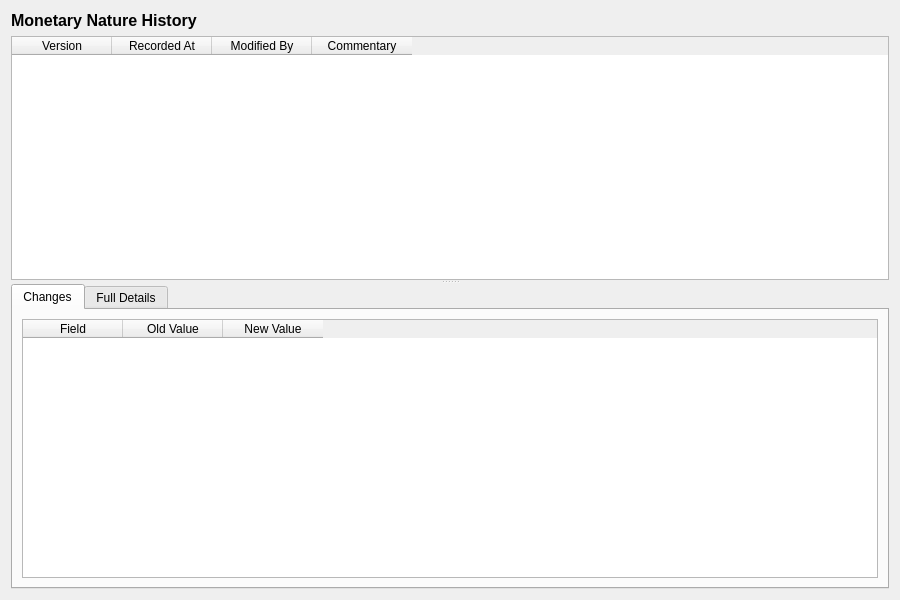
Old version of the form projects/ores.qt/ui/MonetaryNatureHistoryDialog.ui in the repository OreStudio/OreStudio.
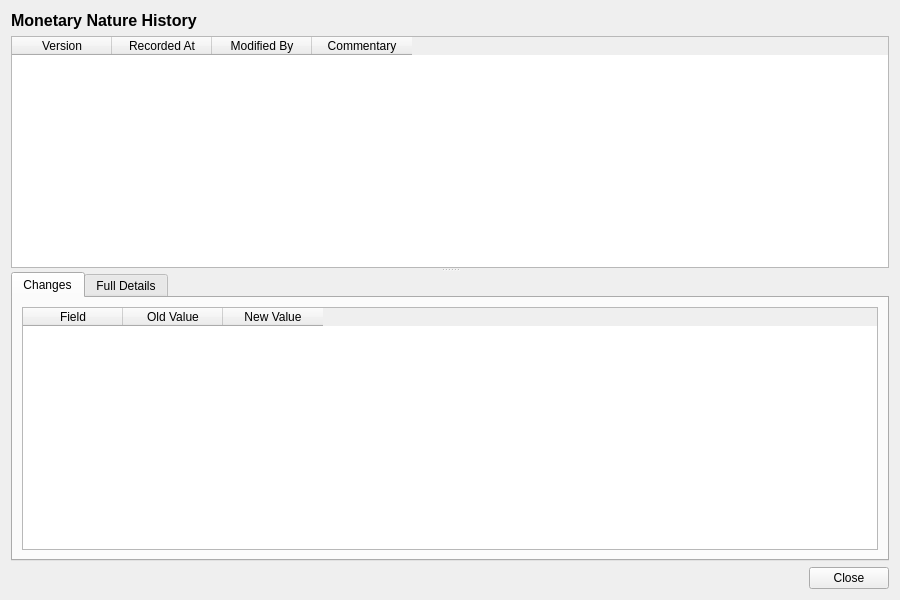
New version of the form.

Commit message: [qt] Remove toolbars from detail dialogs; add Close button throughout

Patch:
```diff
--- a/projects/ores.qt/ui/MonetaryNatureHistoryDialog.ui
+++ b/projects/ores.qt/ui/MonetaryNatureHistoryDialog.ui
@@ -265,6 +265,27 @@
      </widget>
     </widget>
    </item>
+   <item>
+    <layout class="QHBoxLayout" name="buttonLayout">
+     <item>
+      <spacer name="horizontalSpacer">
+       <property name="orientation">
+        <enum>Qt::Horizontal</enum>
+       </property>
+       <property name="sizeHint" stdset="0">
+        <size><width>40</width><height>20</height></size>
+       </property>
+      </spacer>
+     </item>
+     <item>
+      <widget class="QPushButton" name="closeButton">
+       <property name="text">
+        <string>Close</string>
+       </property>
+      </widget>
+     </item>
+    </layout>
+   </item>
   </layout>
  </widget>
  <resources/>
```
Left out of the diff: 6 changed lines with no effect on the pictures. The commit also changes 201 other files.
